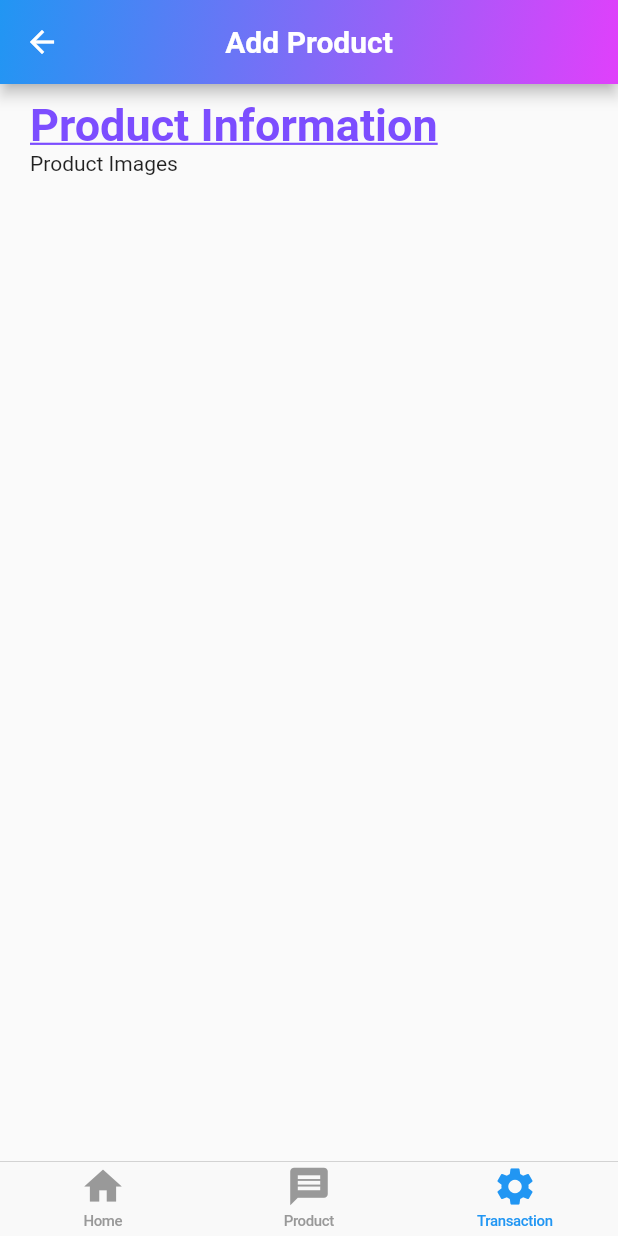
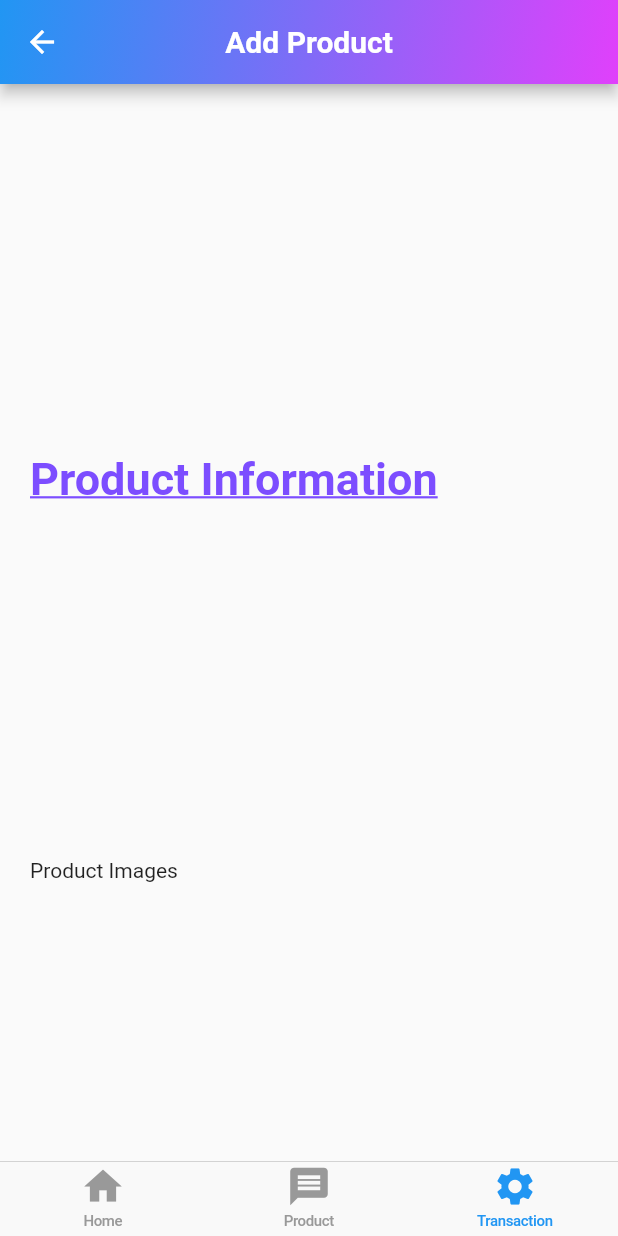
Before and after one commit to sukinnamz/utter_flutter, a Flutter app: the screen it shows after launch, item 3 of the bottom bar chosen, on a phone screen of 412 x 824 dp. Run offline on Flutter 3.47's test engine with Material 2 defaults, Android fonts, the phone set to English and light mode, and no system bars; network calls fail.

```diff
--- a/lib/transaction.dart
+++ b/lib/transaction.dart
@@ -36,7 +36,7 @@ class Main extends StatelessWidget {
           left: 20,
           right: 20,
         ),
-        child: Column(crossAxisAlignment: CrossAxisAlignment.start, children: <Widget>[
+        child: Column(crossAxisAlignment: CrossAxisAlignment.start, mainAxisAlignment: MainAxisAlignment.spaceEvenly, children: <Widget>[
           Text('Product Information',
               style: const TextStyle(
                 fontSize: 30,
```
Also changed, not shown: 1 other file.
